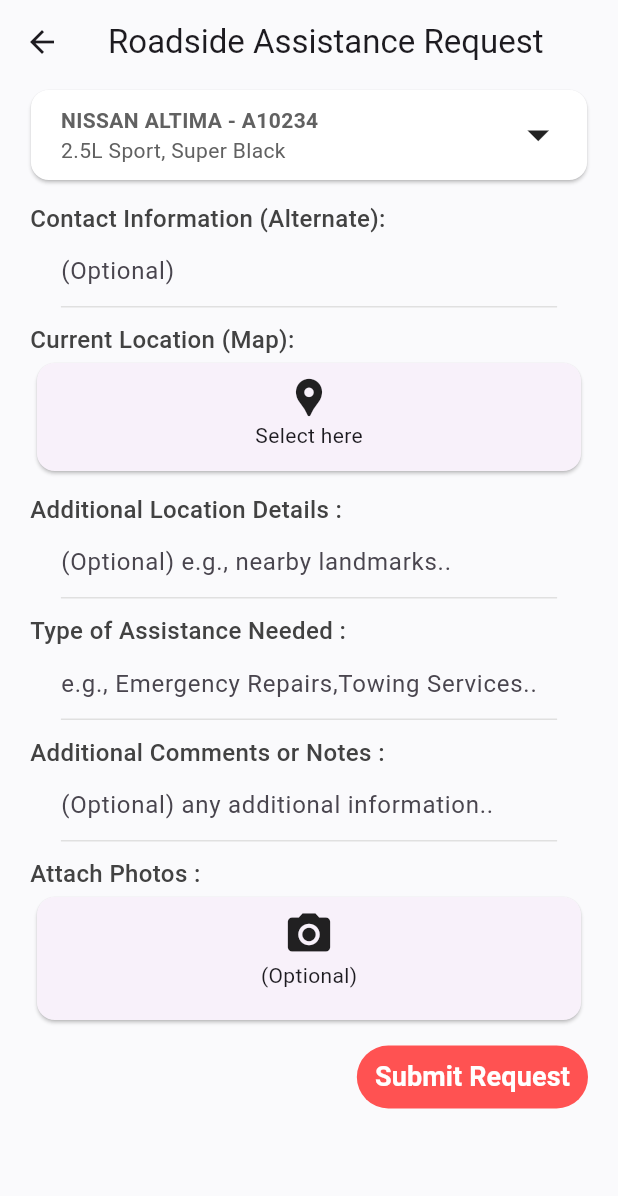
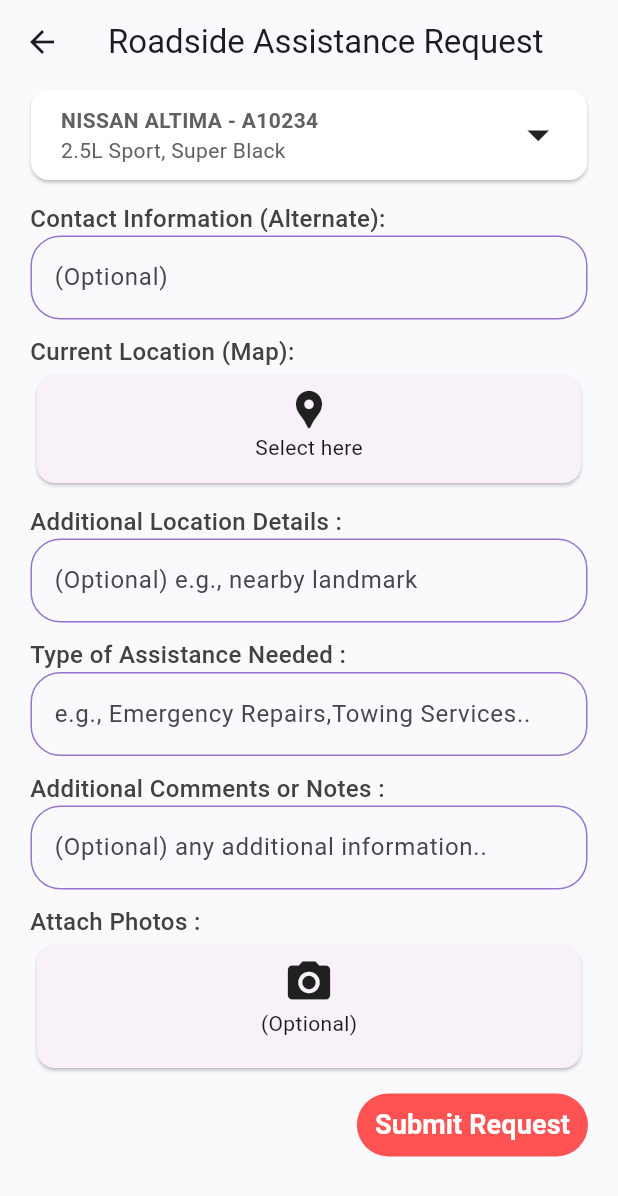
Before and after one commit to meghanathpro/carrepairui, a Flutter app: the RoadAssistanceForm screen opened directly, on a phone screen of 412 x 824 dp. Shown: the top 1196 px of the screen. Run offline on Flutter 3.47's test engine with Material 2 defaults, Android fonts, the phone set to English and light mode, and no system bars; our stand-ins replace flutter_animate, font_awesome_flutter, loading_animation_widget, otp_text_field.

Commit message:
new updates

```diff
--- a/lib/app_screens/road_assist.dart
+++ b/lib/app_screens/road_assist.dart
@@ -67,10 +67,18 @@ class RoadAssistanceForm extends StatelessWidget {
                     fontWeight: FontWeight.w500),
               ),
             ),
-            const Center(
+            Center(
               child: TextFieldContainer(
                 child: TextField(
-                  decoration: InputDecoration(hintText: '(Optional)'),
+                  decoration: InputDecoration(
+                    hintText: '(Optional)',
+                    enabledBorder: OutlineInputBorder(
+                      borderSide: BorderSide(
+                          width: 1,
+                          color: Theme.of(context).colorScheme.primary),
+                      borderRadius: const BorderRadius.all(Radius.circular(20)),
+                    ),
+                  ),
                 ),
               ),
             ),
@@ -119,11 +127,18 @@ class RoadAssistanceForm extends StatelessWidget {
                     fontWeight: FontWeight.w500),
               ),
             ),
-            const Center(
+            Center(
               child: TextFieldContainer(
                 child: TextField(
                   decoration: InputDecoration(
-                      hintText: '(Optional) e.g., nearby landmarks..'),
+                    hintText: '(Optional) e.g., nearby landmark',
+                    enabledBorder: OutlineInputBorder(
+                      borderSide: BorderSide(
+                          width: 1,
+                          color: Theme.of(context).colorScheme.primary),
+                      borderRadius: const BorderRadius.all(Radius.circular(20)),
+                    ),
+                  ),
                 ),
               ),
             ),
@@ -137,11 +152,18 @@ class RoadAssistanceForm extends StatelessWidget {
                     fontWeight: FontWeight.w500),
               ),
             ),
-            const Center(
+            Center(
               child: TextFieldContainer(
                 child: TextField(
                   decoration: InputDecoration(
-                      hintText: 'e.g., Emergency Repairs,Towing Services..'),
+                    hintText: 'e.g., Emergency Repairs,Towing Services..',
+                    enabledBorder: OutlineInputBorder(
+                      borderSide: BorderSide(
+                          width: 1,
+                          color: Theme.of(context).colorScheme.primary),
+                      borderRadius: const BorderRadius.all(Radius.circular(20)),
+                    ),
+                  ),
                 ),
               ),
             ),
@@ -155,11 +177,18 @@ class RoadAssistanceForm extends StatelessWidget {
                     fontWeight: FontWeight.w500),
               ),
             ),
-            const Center(
+            Center(
               child: TextFieldContainer(
                 child: TextField(
                   decoration: InputDecoration(
-                      hintText: '(Optional) any additional information..'),
+                    hintText: '(Optional) any additional information..',
+                    enabledBorder: OutlineInputBorder(
+                      borderSide: BorderSide(
+                          width: 1,
+                          color: Theme.of(context).colorScheme.primary),
+                      borderRadius: const BorderRadius.all(Radius.circular(20)),
+                    ),
+                  ),
                 ),
               ),
             ),
@@ -236,8 +265,8 @@ class TextFieldContainer extends StatelessWidget {
   Widget build(BuildContext context) {
     Size size = MediaQuery.of(context).size;
     return Container(
-      padding: const EdgeInsets.symmetric(horizontal: 20),
-      width: size.width * 0.9,
+      padding: const EdgeInsets.symmetric(horizontal: 10),
+      width: size.width * 0.95,
       child: child,
     );
   }
--- a/lib/app_screens/service_screen.dart
+++ b/lib/app_screens/service_screen.dart
@@ -90,7 +90,8 @@ class ServiceScreen extends StatelessWidget {
               const Spacer(),
               Container(
                 margin: const EdgeInsets.only(top: 10, right: 10),
-                child: ElevatedButton(onPressed: () {}, child: Icon(Icons.add)),
+                child: ElevatedButton(
+                    onPressed: () {}, child: const Icon(Icons.add)),
               )
             ],
           ),
```
Also changed, not shown: lib/screens/begin_screen.dart (+17 -23 lines).
